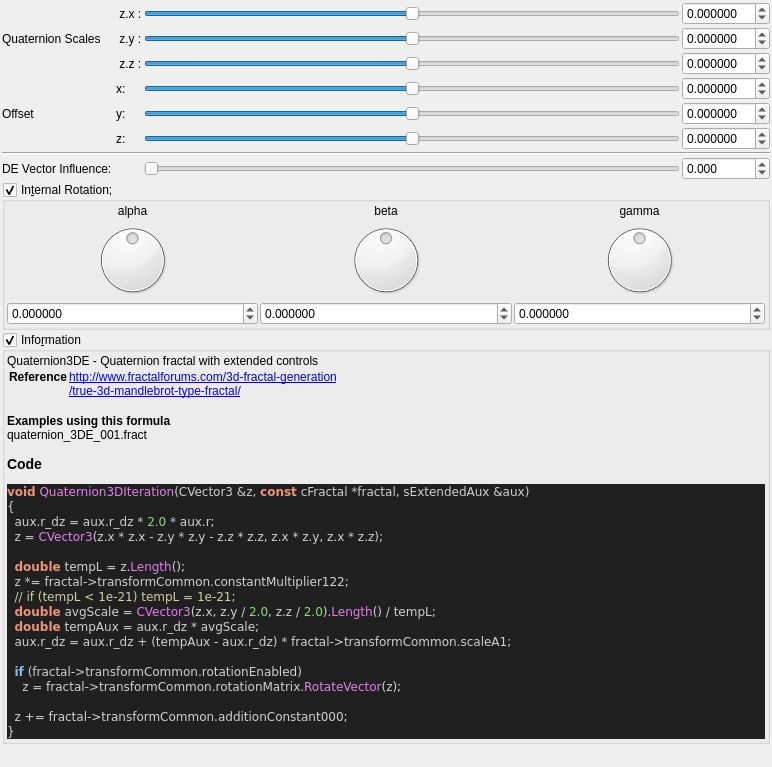
Qt form mandelbulber2/qt_data/fractal_quaternion3D.ui (buddhi1980/mandelbulber2) before a commit.
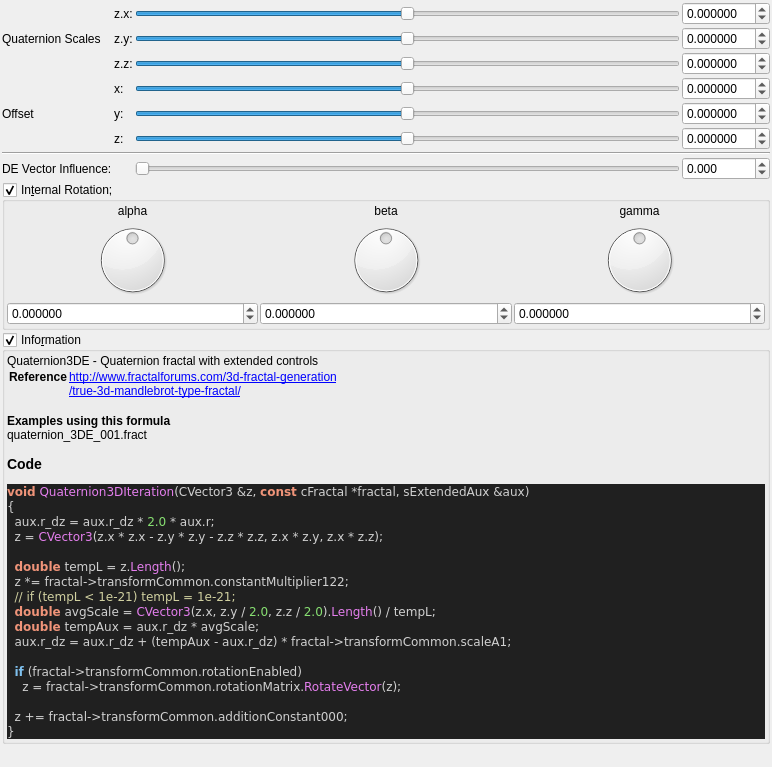
The same form after that commit. Custom widgets are drawn as their Qt base class.

Patch:
```diff
--- a/mandelbulber2/qt_data/fractal_quaternion3D.ui
+++ b/mandelbulber2/qt_data/fractal_quaternion3D.ui
@@ -104,7 +104,7 @@
      <item row="6" column="1">
       <widget class="QLabel" name="label_255">
        <property name="text">
-        <string>Offset  </string>
+        <string>Offset</string>
        </property>
       </widget>
      </item>
@@ -354,7 +354,7 @@
      <item row="3" column="2">
       <widget class="QLabel" name="label_90">
        <property name="text">
-        <string> z.y :</string>
+        <string>z.y:</string>
        </property>
       </widget>
      </item>
@@ -383,7 +383,7 @@
      <item row="4" column="2">
       <widget class="QLabel" name="label_98">
        <property name="text">
-        <string> z.z :</string>
+        <string>z.z:</string>
        </property>
       </widget>
      </item>
@@ -412,7 +412,7 @@
      <item row="3" column="1">
       <widget class="QLabel" name="label_91">
        <property name="text">
-        <string>Quaternion Scales    </string>
+        <string>Quaternion Scales</string>
        </property>
       </widget>
      </item>
@@ -426,7 +426,7 @@
      <item row="2" column="2">
       <widget class="QLabel" name="label_93">
        <property name="text">
-        <string> z.x :</string>
+        <string>z.x:</string>
        </property>
       </widget>
      </item>
```
Left out of the diff: 2 changed lines with no effect on the pictures.
